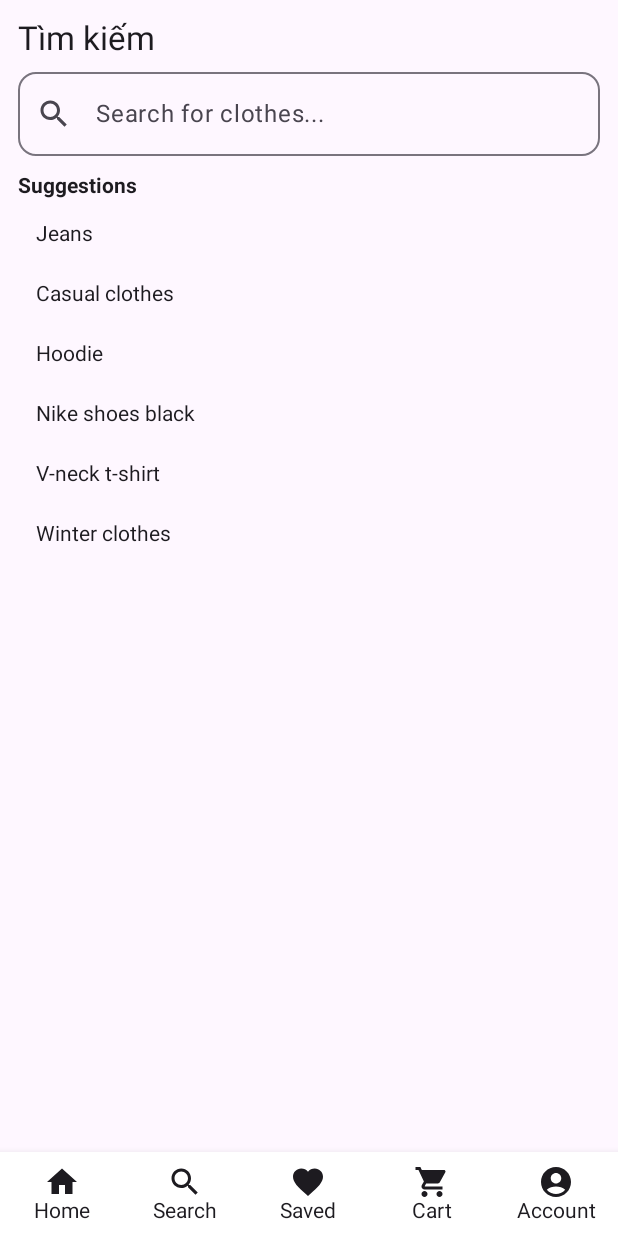
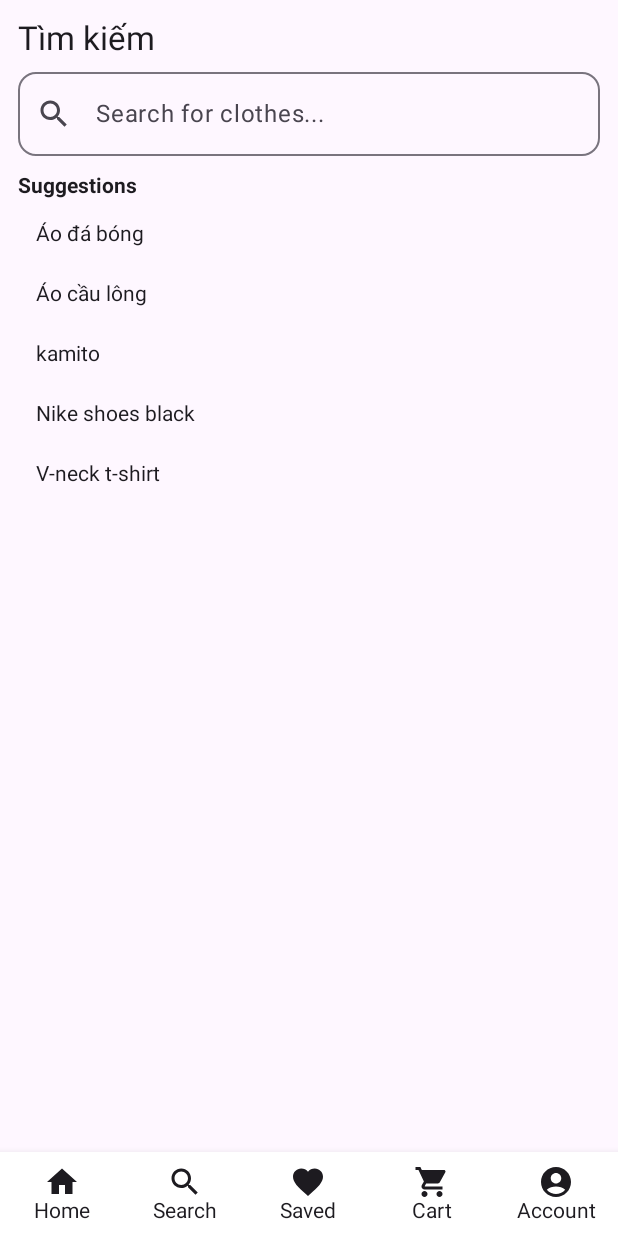
Before and after one commit to NguyenXuanHuy22/DATN, an Android app built with Jetpack Compose: the SearchActivity screen opened directly, with no data from a screen before it, on a phone screen of 412 x 824 dp. Run offline under Robolectric (Android 15) with nearby library versions, the phone set to English and light mode, and no system bars; our stand-ins replace livedata-compose; pictures from the network do not load.

Commit message:
tim kiem

```diff
--- a/app/src/main/java/com/example/datn/SearchScreen.kt
+++ b/app/src/main/java/com/example/datn/SearchScreen.kt
@@ -35,9 +35,11 @@ fun SearchScreen(viewModel: ProductViewModel = androidx.lifecycle.viewmodel.comp
     val context = LocalContext.current
     val allProducts by viewModel.products.observeAsState(emptyList())
     var query by remember { mutableStateOf("") }
-
+    LaunchedEffect(Unit) {
+        viewModel.getListProducts() // ⬅ THÊM DÒNG NÀY
+    }
     val suggestions = listOf(
-        "Jeans", "Casual clothes", "Hoodie", "Nike shoes black", "V-neck t-shirt", "Winter clothes"
+        "Áo đá bóng", "Áo cầu lông", "kamito", "Nike shoes black", "V-neck t-shirt"
     )
 
     val filteredProducts = allProducts.filter {
```
